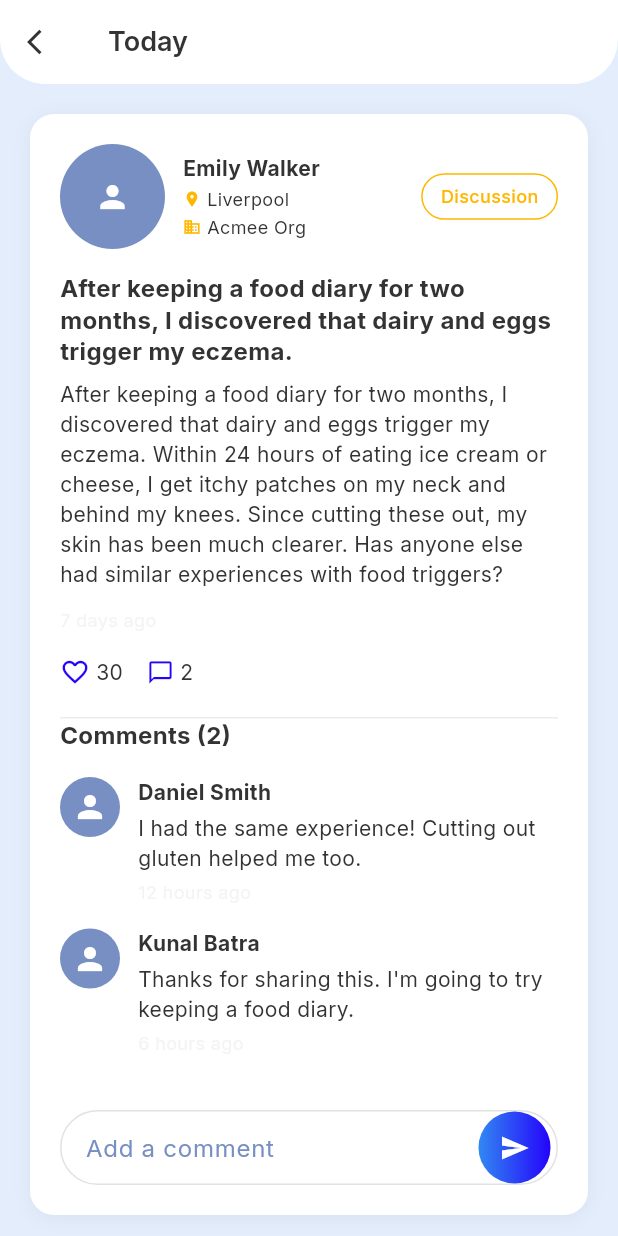
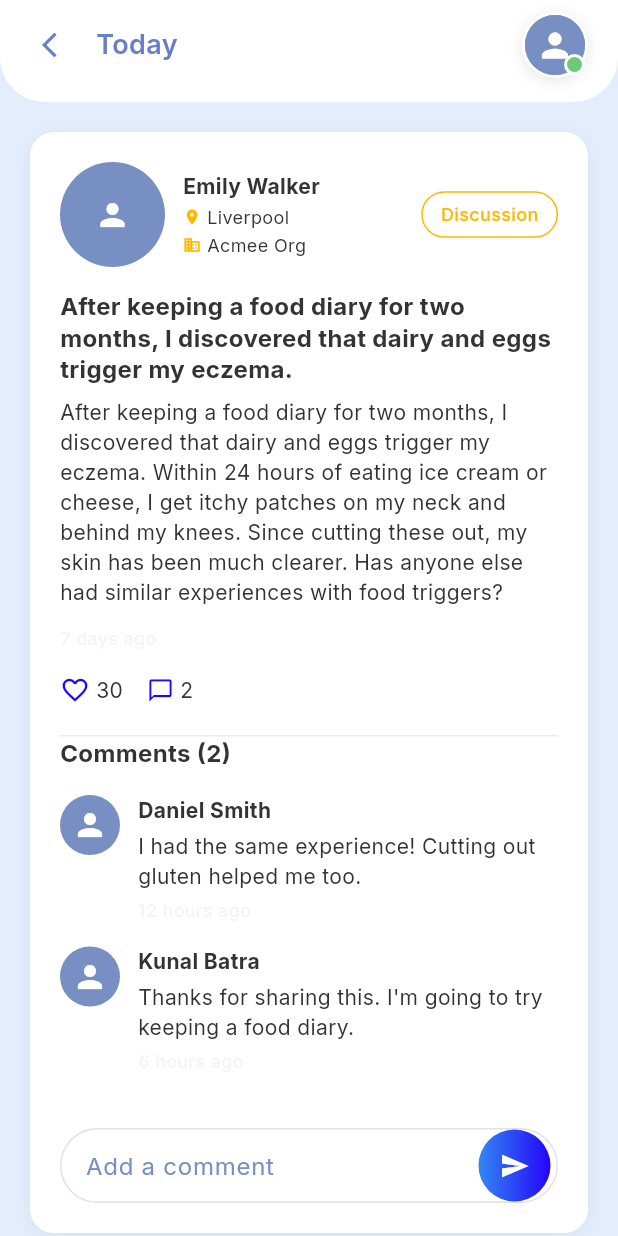
Before and after one commit to philippearmel/corare3, a Flutter app: the screen it shows after launch, after a tap on "Emily Walker", on a phone screen of 412 x 824 dp. Run offline on Flutter 3.47's test engine with Material 3 defaults, Android fonts, the phone set to English and light mode, and no system bars; our stand-ins replace go_router, google_fonts; network calls fail.

Commit message:
fix app bar on feed detail screen

```diff
--- a/lib/screens/post_detail_screen.dart
+++ b/lib/screens/post_detail_screen.dart
@@ -1,7 +1,7 @@
 import 'package:flutter/material.dart';
 import 'package:google_fonts/google_fonts.dart';
 import '../theme/app_theme.dart';
-import '../widgets/navigation_app_bar.dart';
+import '../widgets/back_navigation_app_bar.dart';
 import '../models/feed.dart';
 import '../data/feed_data.dart';
 import '../data/user_data.dart';
@@ -66,7 +66,7 @@ class _PostDetailScreenState extends State<PostDetailScreen> {
     final comments = FeedData.postComments[post.id] ?? [];
 
     return CustomScaffold(
-      appBar: const NavigationAppBar(title: 'Today'),
+      appBar: const BackNavigationAppBar(title: 'Today'),
       body: SingleChildScrollView(
         child: Padding(
           padding: const EdgeInsets.all(20),
--- /dev/null
+++ b/lib/widgets/back_navigation_app_bar.dart
@@ -0,0 +1,117 @@
+import 'package:flutter/material.dart';
+import 'package:flutter/services.dart';
+import 'package:google_fonts/google_fonts.dart';
+import '../theme/app_theme.dart';
+
+class BackNavigationAppBar extends StatelessWidget {
+  final String title;
+  final VoidCallback? onBackPressed;
+
+  const BackNavigationAppBar({
+    super.key,
+    required this.title,
+    this.onBackPressed,
+  });
+
+  @override
+  Widget build(BuildContext context) {
+    return AnnotatedRegion<SystemUiOverlayStyle>(
+      value: const SystemUiOverlayStyle(
+        statusBarColor: Colors.white,
+        statusBarIconBrightness: Brightness.dark,
+        statusBarBrightness: Brightness.light,
+      ),
+      child: Container(
+        decoration: const BoxDecoration(
+          color: AppTheme.white,
+          borderRadius: BorderRadius.only(
+            bottomLeft: Radius.circular(30),
+            bottomRight: Radius.circular(30),
+          ),
+        ),
+        padding: EdgeInsets.only(
+          left: 20,
+          right: 20,
+          top: MediaQuery.of(context).padding.top + 8,
+          bottom: 16,
+        ),
+        child: Row(
+          mainAxisAlignment: MainAxisAlignment.spaceBetween,
+          children: [
+            // Back button and title
+            Row(
+              children: [
+                GestureDetector(
+                  onTap: onBackPressed ?? () => Navigator.of(context).pop(),
+                  child: Container(
+                    padding: const EdgeInsets.all(8),
+                    child: const Icon(
+                      Icons.arrow_back_ios,
+                      color: AppTheme.mediumBlueDark,
+                      size: 20,
+                    ),
+                  ),
+                ),
+                const SizedBox(width: 8),
+                Text(
+                  title,
+                  style: GoogleFonts.inter(
+                    fontSize: 18,
+                    fontWeight: FontWeight.w600,
+                    color: AppTheme.mediumBlueDark,
+                  ),
+                ),
+              ],
+            ),
+            // Profile picture with online indicator
+            Stack(
+              children: [
+                Container(
+                  width: 44,
+                  height: 44,
+                  decoration: BoxDecoration(
+                    shape: BoxShape.circle,
+                    color: AppTheme.mediumBlue,
+                    border: Border.all(color: AppTheme.white, width: 2),
+                    boxShadow: [
+                      BoxShadow(
+                        color: Colors.black.withValues(alpha: 0.1),
+                        blurRadius: 8,
+                        offset: const Offset(0, 2),
+                      ),
+                    ],
+                  ),
+                  child: ClipOval(
+                    child: Container(
+                      decoration: const BoxDecoration(
+                        color: AppTheme.mediumBlue,
+                      ),
+                      child: const Icon(
+                        Icons.person,
+                        color: AppTheme.white,
+                        size: 26,
+                      ),
+                    ),
+                  ),
+                ),
+                Positioned(
+                  bottom: 2,
+                  right: 2,
+                  child: Container(
+                    width: 14,
+                    height: 14,
+                    decoration: BoxDecoration(
+                      color: AppTheme.greenOnline,
+                      shape: BoxShape.circle,
+                      border: Border.all(color: AppTheme.white, width: 2),
+                    ),
+                  ),
+                ),
+              ],
+            ),
+          ],
+        ),
+      ),
+    );
+  }
+}
```
